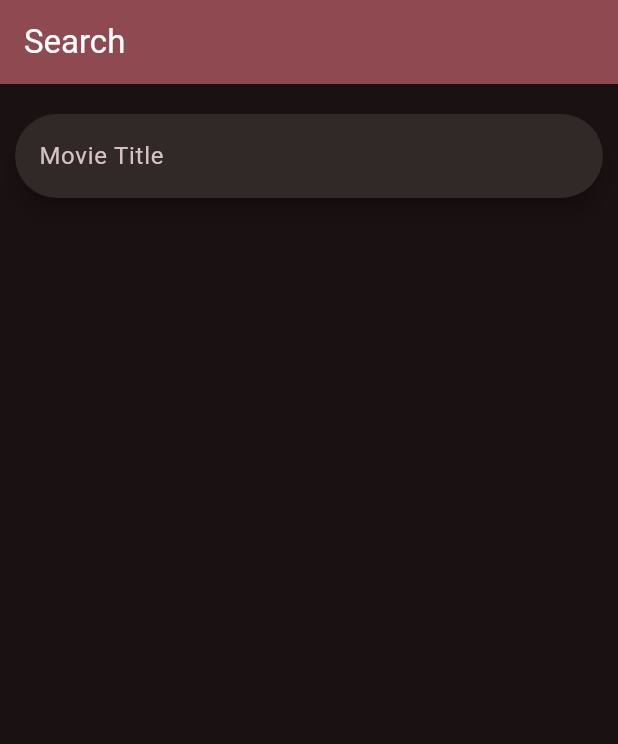
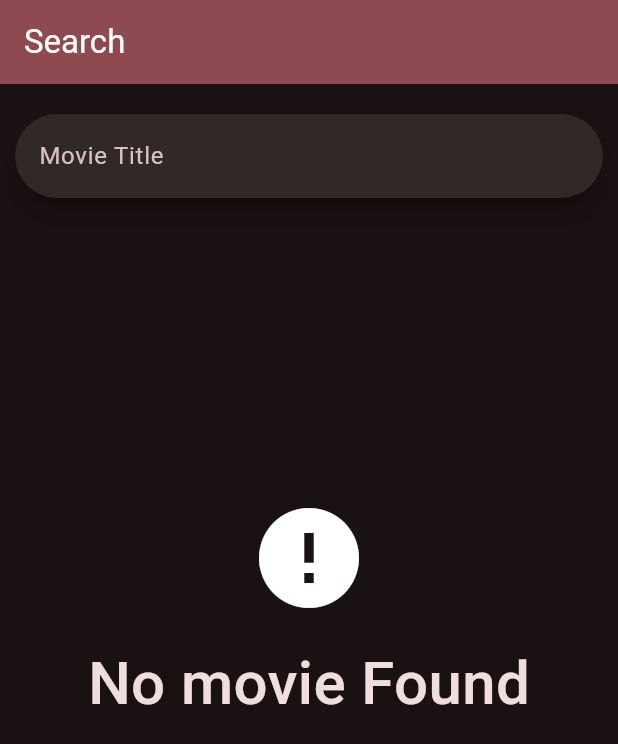
Before and after one commit to muhreeowki/film-finder-mobile, a Flutter app: the screen it shows after launch, on a phone screen of 412 x 824 dp. Shown: the top 744 px of the screen. Run offline on Flutter 3.47's test engine with Material 3 defaults, Android fonts, the phone set to English and light mode, and no system bars; network calls fail.

Commit message:
Improved error style

```diff
--- a/lib/models/movie.dart
+++ b/lib/models/movie.dart
@@ -31,16 +31,12 @@ class Movie {
   });
 
   factory Movie.fromJson(Map<String, dynamic> json) {
-    if (json.isEmpty || json['Title'] is Null) {
-      throw const FormatException('Failed to load album.');
-    } else {
     return Movie(
       title: json['Title'] as String,
       year: json['Year'] as String,
       rated: json['Rated'] as String,
       runtime: json['Runtime'] as String,
-        genre:
-            (json['Genre'] as String).split(',').map((e) => e.trim()).toList(),
+      genre: (json['Genre'] as String).split(',').map((e) => e.trim()).toList(),
       director: json['Director'] as String,
       writer: json['Writer'] as String,
       actors:
@@ -53,4 +49,3 @@ class Movie {
     );
   }
 }
-}
--- a/lib/screens/search/search.dart
+++ b/lib/screens/search/search.dart
@@ -5,6 +5,8 @@ import 'search_bar.dart';
 import 'package:film_finder_mobile/keys.dart';
 import 'package:http/http.dart' as http;
 import 'dart:convert';
+
+var emptyMovie = Movie(title: "", year: "", poster: "", response: false);
 
 class Search extends StatefulWidget {
   @override
@@ -14,16 +16,27 @@ class Search extends StatefulWidget {
 class _CreateSearchState extends State<Search> {
   // Define a mutable list of search results
   // Define a mutable string for the search query
-  Movie movie = Movie(title: "", year: "", poster: "", response: false);
+  Movie movie = emptyMovie;
+  Map<String, String> error = {};
 
   void fetchFilm(String title) async {
+    // Fetch the movie and check for errors
     http.Response res = await http.get(Uri.parse(
         "http://www.omdbapi.com/?apikey=$omdbKey&type=movie&t=$title"));
     if (res.statusCode == 200) {
       // If the server did return a 200 OK response,
       // then parse the JSON.
+      Map<String, dynamic> movieData =
+          jsonDecode(res.body) as Map<String, dynamic>;
+      if (movieData['Error'] != null) {
+        setState(() {
+          movie = emptyMovie;
+          error['Error'] = movieData['Error'];
+        });
+        throw const FormatException();
+      }
       setState(() {
-        movie = Movie.fromJson(jsonDecode(res.body) as Map<String, dynamic>);
+        movie = Movie.fromJson(movieData);
       });
     } else {
       // If the server did not return a 200 OK response,
@@ -57,14 +70,30 @@ class _CreateSearchState extends State<Search> {
             Padding(
                 padding: EdgeInsets.fromLTRB(10, 0, 10, 0),
                 child: FilmFinderSearchBar(fetchFilm)),
-            const SizedBox(
-              height: 20,
-            ),
             () {
               if (movie.title != "") {
                 return MovieDetails(movie);
               } else {
-                return const Text("");
+                return const Column(
+                    mainAxisAlignment: MainAxisAlignment.center,
+                    crossAxisAlignment: CrossAxisAlignment.center,
+                    children: [
+                      SizedBox(
+                        height: 200,
+                      ),
+                      Icon(
+                        Icons.error,
+                        size: 80,
+                      ),
+                      SizedBox(
+                        height: 15,
+                      ),
+                      Text(
+                        "No movie Found",
+                        style: TextStyle(
+                            fontSize: 40, fontWeight: FontWeight.w500),
+                      )
+                    ]);
               }
             }()
           ],
```
Lines whose indentation alone changed are shown as unchanged.
